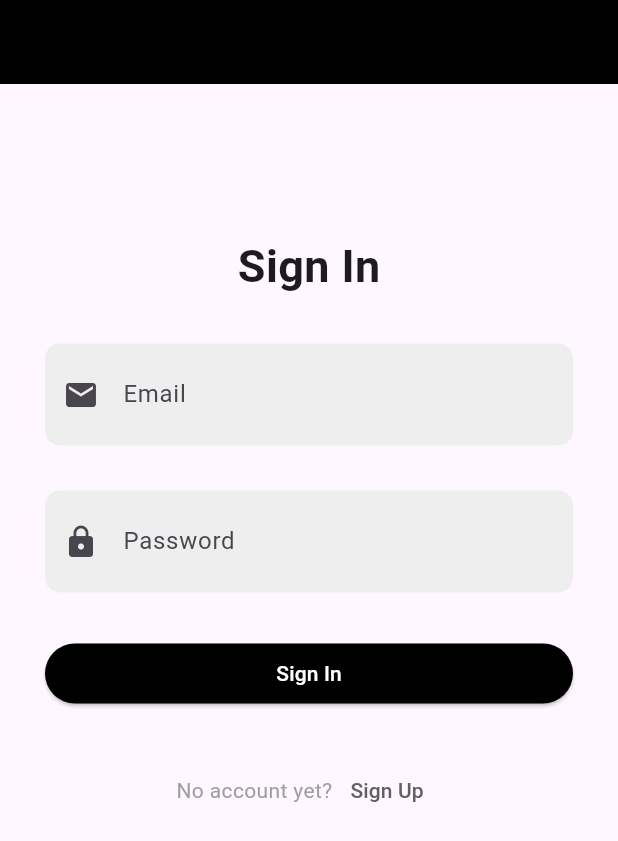
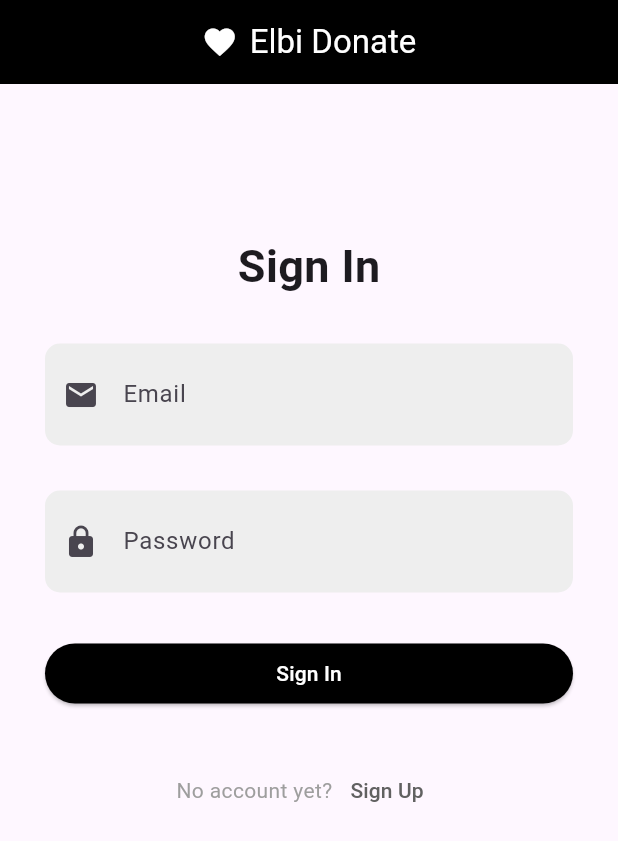
Before and after one commit to bsevangelista/CMSC23-donation-system, a Flutter app: the screen it shows after launch, on a phone screen of 412 x 824 dp. Shown: the top 841 px of the screen. Run offline on Flutter 3.47's test engine with Material 3 defaults, Android fonts, the phone set to English and light mode, and no system bars; our stand-ins replace cloud_firestore, firebase_auth, firebase_core, firebase_storage, image_picker, qr_flutter; accounts and stored records are empty.

Commit message:
Added logo and app title.

```diff
--- a/lib/pages/authentication/signin_page.dart
+++ b/lib/pages/authentication/signin_page.dart
@@ -4,7 +4,7 @@
 import 'signup_page.dart';
 
 class SignInPage extends StatefulWidget {
-  const SignInPage({super.key});
+  const SignInPage({Key? key}) : super(key: key);
 
   @override
   State<SignInPage> createState() => _SignInPageState();
@@ -20,6 +20,20 @@
   Widget build(BuildContext context) {
     return Scaffold(
       appBar: AppBar(
+        title: Row(
+          mainAxisAlignment: MainAxisAlignment.center,
+          children: [
+            Icon(
+              Icons.favorite, // You can choose any icon from the Icons class
+              color: Colors.white,
+            ),
+            SizedBox(width: 8), // Add some space between the icon and the text
+            Text(
+              'Elbi Donate',
+              style: TextStyle(color: Colors.white),
+            ),
+          ],
+        ),
         automaticallyImplyLeading: false, // Remove back arrow
       ),
       body: SingleChildScrollView(
@@ -45,8 +59,8 @@
     );
   }
 
-  Widget get heading => const Padding(
-        padding: EdgeInsets.only(bottom: 30),
+  Widget get heading => Padding(
+    padding: const EdgeInsets.only(bottom: 30),
     child: Center(
       child: Text(
         "Sign In",
@@ -63,7 +77,7 @@
         color: Colors.grey[200],
       ),
       child: TextFormField(
-        decoration: const InputDecoration(
+        decoration: InputDecoration(
           border: InputBorder.none,
           labelText: 'Email',
           prefixIcon: Icon(Icons.email),
@@ -92,7 +106,7 @@
         color: Colors.grey[200],
       ),
       child: TextFormField(
-        decoration: const InputDecoration(
+        decoration: InputDecoration(
           border: InputBorder.none,
           labelText: 'Password',
           prefixIcon: Icon(Icons.lock),
@@ -114,9 +128,8 @@
     ),
   );
 
-
-  Widget get signInErrorMessage => const Padding(
-        padding: EdgeInsets.only(bottom: 30),
+  Widget get signInErrorMessage => Padding(
+    padding: const EdgeInsets.only(bottom: 30),
     child: Center(
       child: Text(
         "Invalid email or password",
@@ -156,7 +169,10 @@
     style: ButtonStyle(
       backgroundColor: MaterialStateProperty.all(Colors.black),
     ),
-      child: const Text("Sign In", style: TextStyle(color: Colors.white)),
+    child: Text(
+      "Sign In",
+      style: TextStyle(color: Colors.white),
+    ),
   );
 
   Widget get signUpButton => Padding(
@@ -164,17 +180,22 @@
     child: Row(
       mainAxisAlignment: MainAxisAlignment.center,
       children: [
-            Text("No account yet?",
-            style: TextStyle(color: Colors.grey[500])),
+        Text(
+          "No account yet?",
+          style: TextStyle(color: Colors.grey[500]),
+        ),
         TextButton(
           onPressed: () {
             Navigator.push(
               context,
-                      MaterialPageRoute(
-                          builder: (context) => const SignUpPage()));
+              MaterialPageRoute(builder: (context) => const SignUpPage()),
+            );
           },
-                child:
-                Text("Sign Up", style: TextStyle(color: Colors.grey[700])))
+          child: Text(
+            "Sign Up",
+            style: TextStyle(color: Colors.grey[700]),
+          ),
+        )
       ],
     ),
   );
```
Also changed, not shown: lib/pages/authentication/orgsignup_page.dart (+15 -1 lines), lib/pages/authentication/signup_page.dart (+15 -0 lines). Lines whose indentation alone changed are shown as unchanged.
